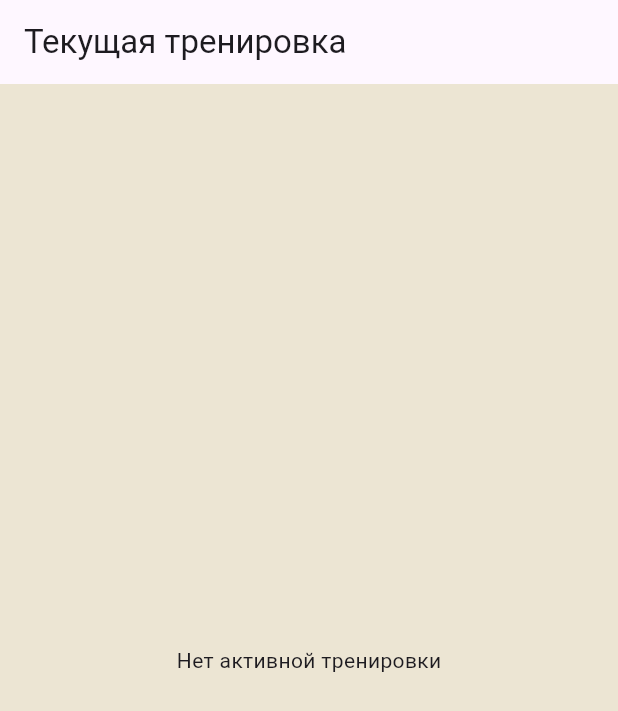
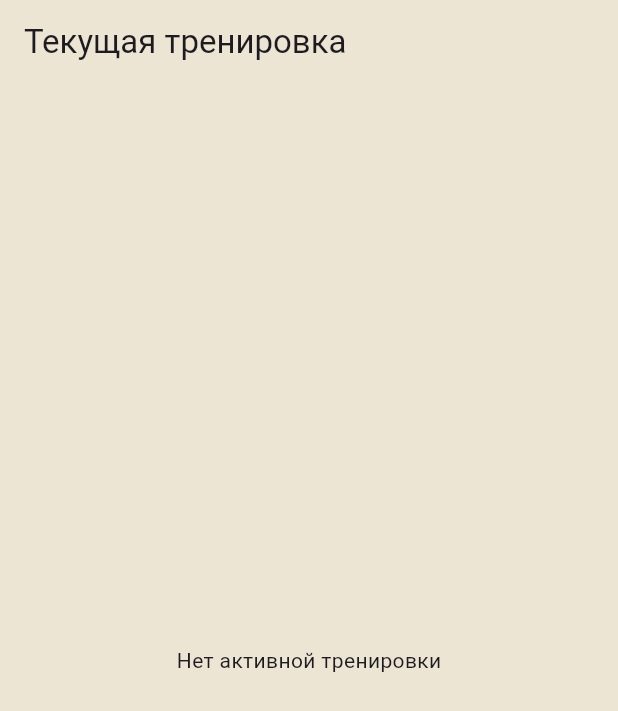
Before and after one commit to vkhokh/Grindstone, a Flutter app: the screen it shows after launch, after a tap on "Добавить упражнение", on a phone screen of 412 x 824 dp. Shown: the top 711 px of the screen. Run offline on Flutter 3.47's test engine with Material 3 defaults, Android fonts, the phone set to English and light mode, and no system bars; our stand-ins replace google_fonts.

Commit message:
Изменен цвет фона на всех страницах

```diff
--- a/lib/pages/add_exercise_page.dart
+++ b/lib/pages/add_exercise_page.dart
@@ -22,7 +22,11 @@ class _AddExercisePageState extends State<AddExercisePage> {
   @override
   Widget build(BuildContext context) {
     return Scaffold(
-      appBar: AppBar(title: const Text('Добавить упражнение')),
+       appBar: AppBar(
+        title: const Text('Добавить упражнение'),
+        backgroundColor: Colors.transparent,
+        elevation: 0,
+      ),
       body: Padding(
         padding: const EdgeInsets.all(20.0),
         child: Column(
--- a/lib/pages/add_set_page.dart
+++ b/lib/pages/add_set_page.dart
@@ -26,7 +26,11 @@ class _AddSetPageState extends State<AddSetPage> {
   @override
   Widget build(BuildContext context) {
     return Scaffold(
-      appBar: AppBar(title: const Text('Добавить подход')),
+       appBar: AppBar(
+        title: const Text('Добавить подход'),
+        backgroundColor: Colors.transparent,
+        elevation: 0,
+      ),
       body: Padding(
         padding: const EdgeInsets.all(20.0),
         child: Column(
--- a/lib/pages/create_workout_page.dart
+++ b/lib/pages/create_workout_page.dart
@@ -22,7 +22,11 @@ class _CreateWorkoutPageState extends State<CreateWorkoutPage> {
   @override
   Widget build(BuildContext context) {
     return Scaffold(
-      appBar: AppBar(title: const Text('Создать тренировку')),
+      appBar: AppBar(
+        title: const Text('Создать тренировку'),
+        backgroundColor: Colors.transparent,
+        elevation: 0,
+      ),
       body: Padding(
         padding: const EdgeInsets.all(20.0),
         child: Column(
--- a/lib/pages/current_workout_page.dart
+++ b/lib/pages/current_workout_page.dart
@@ -14,13 +14,21 @@ class CurrentWorkoutPage extends StatelessWidget {
 
     if (currentWorkout == null) {
       return Scaffold(
-        appBar: AppBar(title: const Text('Текущая тренировка')),
+        appBar: AppBar(
+          title: const Text('Текущая тренировка'),
+          backgroundColor: Colors.transparent,
+          elevation: 0,
+        ),
         body: const Center(child: Text('Нет активной тренировки')),
       );
     }
 
     return Scaffold(
-      appBar: AppBar(title: Text(currentWorkout.name)),
+      appBar: AppBar(
+        title: Text(currentWorkout.name),
+        backgroundColor: Colors.transparent,
+        elevation: 0,
+      ),
       body: Padding(
         padding: const EdgeInsets.all(16.0),
         child: Column(
```
